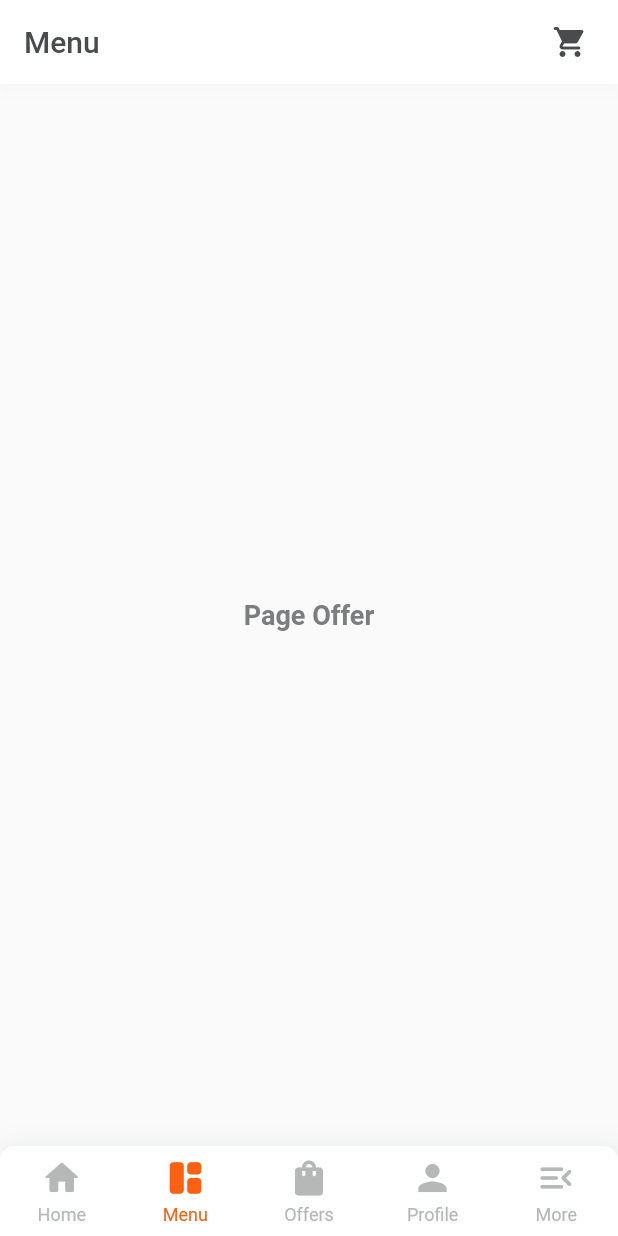
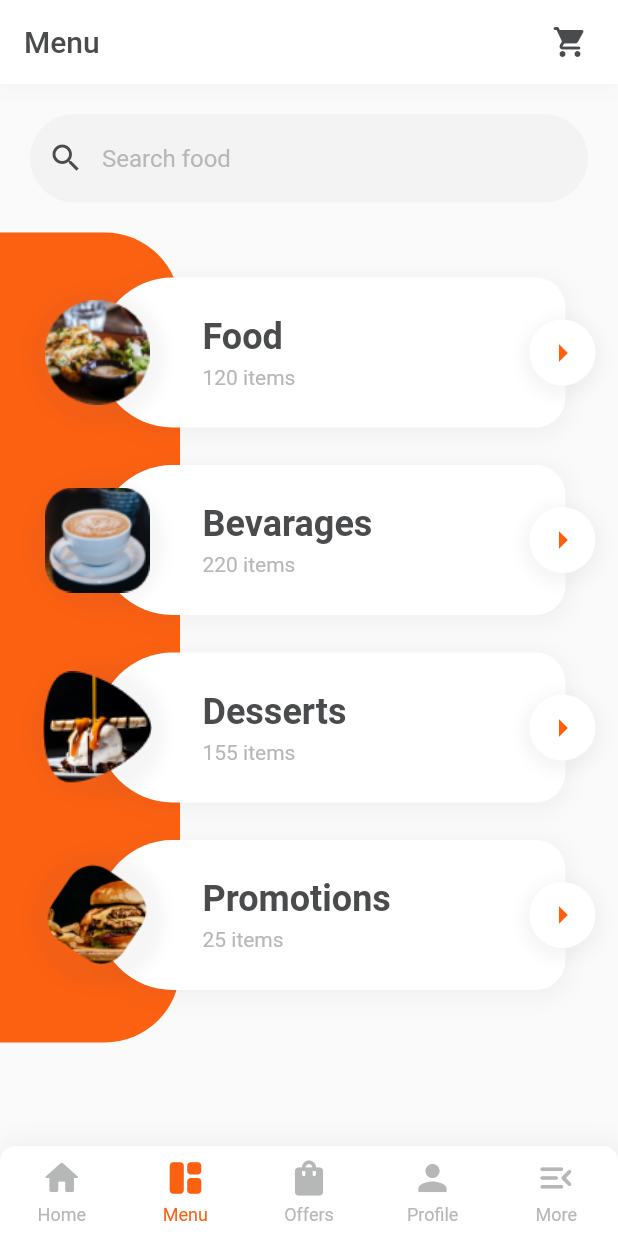
Before and after one commit to yopiangga/meal-monkey-app, a Flutter app: the screen it shows after launch, item 2 of the bottom bar chosen, on a phone screen of 412 x 824 dp. Run offline on Flutter 3.47's test engine with Material 2 defaults, Android fonts, the phone set to English and light mode, and no system bars.

Commit message:
menu page

```diff
--- a/lib/main.dart
+++ b/lib/main.dart
@@ -2,6 +2,7 @@ import 'package:flutter/material.dart';
 import 'package:meal_monkey_app/customs/CustomColors.dart';
 import 'package:meal_monkey_app/providers/PBottomNavBar.dart';
 import 'package:meal_monkey_app/providers/PCategoryFood.dart';
+import 'package:meal_monkey_app/providers/PMenuFood.dart';
 import 'package:meal_monkey_app/providers/PMostPopular.dart';
 import 'package:meal_monkey_app/providers/PPopularRestaurent.dart';
 import 'package:meal_monkey_app/providers/PRecentItem.dart';
@@ -41,6 +42,7 @@ class MyApp extends StatelessWidget {
           ChangeNotifierProvider(create: (context) => PPopularRestaurent()),
           ChangeNotifierProvider(create: (context) => PMostPopular()),
           ChangeNotifierProvider(create: (context) => PRecentItem()),
+          ChangeNotifierProvider(create: (context) => PMenuFood()),
         ],
         child: MainPage(),
       ),
--- /dev/null
+++ b/lib/models/MenuFood.dart
@@ -0,0 +1,7 @@
+class MenuFood {
+  final String imageUrl;
+  final String title;
+  final int items;
+
+  MenuFood({this.imageUrl = "", this.title = "", this.items = 0});
+}
--- /dev/null
+++ b/lib/providers/PMenuFood.dart
@@ -0,0 +1,16 @@
+import 'package:flutter/cupertino.dart';
+import 'package:meal_monkey_app/models/MenuFood.dart';
+
+class PMenuFood with ChangeNotifier {
+  List<MenuFood> _menuFoods = [
+    MenuFood(imageUrl: "assets/images/menu-1.png", title: "Food", items: 120),
+    MenuFood(
+        imageUrl: "assets/images/menu-2.png", title: "Bevarages", items: 220),
+    MenuFood(
+        imageUrl: "assets/images/menu-3.png", title: "Desserts", items: 155),
+    MenuFood(
+        imageUrl: "assets/images/menu-4.png", title: "Promotions", items: 25),
+  ];
+
+  List<MenuFood> get menuFoods => _menuFoods;
+}
--- a/lib/screens/MainPage.dart
+++ b/lib/screens/MainPage.dart
@@ -3,6 +3,7 @@ import 'package:meal_monkey_app/customs/CustomColors.dart';
 import 'package:meal_monkey_app/providers/PBottomNavBar.dart';
 import 'package:meal_monkey_app/widgets/BottomNavBar.dart';
 import 'package:meal_monkey_app/widgets/ListCategoryFood.dart';
+import 'package:meal_monkey_app/widgets/ListMenuFood.dart';
 import 'package:meal_monkey_app/widgets/ListMostPopular.dart';
 import 'package:meal_monkey_app/widgets/ListPopularRestaurent.dart';
 import 'package:meal_monkey_app/widgets/ListRecentItem.dart';
@@ -245,14 +246,44 @@ class _MainPageState extends State<MainPage>
                   ),
                 ],
               ),
-              Center(
-                  child: Text(
-                "Page Offer",
-                style: TextStyle(
-                    color: CustomColors.secondary,
-                    fontSize: 18,
-                    fontWeight: FontWeight.bold),
-              )),
+              ListView(
+                children: [
+                  SizedBox(
+                    height: 10,
+                  ),
+                  WSearchFood(),
+                  Container(
+                      // color: CustomColors.main,
+                      margin: EdgeInsets.only(bottom: 10),
+                      padding: EdgeInsets.fromLTRB(0, 0, 0, 0),
+                      child: Stack(
+                        children: [
+                          Positioned(
+                            top: 0,
+                            bottom: 0,
+                            child: Container(
+                              width: 120,
+                              decoration: BoxDecoration(
+                                color: CustomColors.main,
+                                borderRadius: BorderRadius.only(
+                                  topLeft: Radius.circular(0),
+                                  bottomLeft: Radius.circular(0),
+                                  topRight: Radius.circular(50),
+                                  bottomRight: Radius.circular(50),
+                                ),
+                              ),
+                            ),
+                          ),
+                          Container(
+                            margin: EdgeInsets.only(top: 30, bottom: 10),
+                            width: MediaQuery.of(context).size.width,
+                            padding: EdgeInsets.only(left: 20, right: 10),
+                            child: ListMenuFood(),
+                          ),
+                        ],
+                      )),
+                ],
+              ),
               Center(
                   child: Text(
                 "Page Home",
--- /dev/null
+++ b/lib/widgets/ListMenuFood.dart
@@ -0,0 +1,22 @@
+import 'package:flutter/material.dart';
+import 'package:meal_monkey_app/providers/PMenuFood.dart';
+import 'package:meal_monkey_app/widgets/WMenuFood.dart';
+import 'package:provider/provider.dart';
+
+class ListMenuFood extends StatelessWidget {
+  const ListMenuFood({Key? key}) : super(key: key);
+
+  @override
+  Widget build(BuildContext context) {
+    final menuFood = Provider.of<PMenuFood>(context);
+    final allMenuFood = menuFood.menuFoods;
+
+    return Column(
+      children: allMenuFood
+          .map((e) => WMenuFood(
+                item: e,
+              ))
+          .toList(),
+    );
+  }
+}
--- /dev/null
+++ b/lib/widgets/WMenuFood.dart
@@ -0,0 +1,101 @@
+import 'package:flutter/material.dart';
+import 'package:meal_monkey_app/customs/CustomColors.dart';
+import 'package:meal_monkey_app/models/MenuFood.dart';
+
+class WMenuFood extends StatelessWidget {
+  final MenuFood? item;
+
+  const WMenuFood({Key? key, this.item}) : super(key: key);
+
+  @override
+  Widget build(BuildContext context) {
+    return Container(
+      height: 100,
+      width: MediaQuery.of(context).size.width - 40,
+      margin: EdgeInsets.only(bottom: 25),
+      child: Stack(
+        children: [
+          Positioned(
+              left: 40,
+              right: 20,
+              child: Container(
+                  height: 100,
+                  padding: EdgeInsets.fromLTRB(70, 20, 30, 20),
+                  // width: MediaQuery.of(context).size.width - 80,
+                  decoration: BoxDecoration(
+                      borderRadius: BorderRadius.only(
+                        topLeft: Radius.circular(50),
+                        bottomLeft: Radius.circular(50),
+                        topRight: Radius.circular(20),
+                        bottomRight: Radius.circular(20),
+                      ),
+                      color: Colors.white,
+                      boxShadow: [
+                        BoxShadow(
+                          color: CustomColors.primary.withOpacity(0.05),
+                          spreadRadius: 3,
+                          blurRadius: 10,
+                          offset: Offset(0, 3), // changes position of shadow
+                        ),
+                      ]),
+                  child: Column(
+                    crossAxisAlignment: CrossAxisAlignment.start,
+                    mainAxisAlignment: MainAxisAlignment.center,
+                    children: [
+                      Text(
+                        item?.title ?? "",
+                        style: TextStyle(
+                            fontWeight: FontWeight.bold, fontSize: 24),
+                      ),
+                      SizedBox(height: 5),
+                      Text(
+                        "${item?.items.toString()} items",
+                        style: TextStyle(color: CustomColors.placeholder),
+                      )
+                    ],
+                  ))),
+          Positioned(
+            top: 10,
+            child: Container(
+              width: 80,
+              height: 80,
+              child: Image.asset(item?.imageUrl ?? ""),
+              decoration: BoxDecoration(shape: BoxShape.circle, boxShadow: [
+                BoxShadow(
+                  color: CustomColors.primary.withOpacity(0.05),
+                  spreadRadius: 5,
+                  blurRadius: 7,
+                  offset: Offset(0, 3), // changes position of shadow
+                ),
+              ]),
+            ),
+          ),
+          Positioned(
+              right: 0,
+              child: Container(
+                height: 100,
+                child: Container(
+                  padding: EdgeInsets.all(8),
+                  decoration: BoxDecoration(
+                      color: Colors.white,
+                      shape: BoxShape.circle,
+                      boxShadow: [
+                        BoxShadow(
+                          color: CustomColors.primary.withOpacity(0.05),
+                          spreadRadius: 5,
+                          blurRadius: 7,
+                          offset: Offset(0, 3), // changes position of shadow
+                        ),
+                      ]),
+                  child: Icon(
+                    Icons.arrow_right,
+                    size: 28,
+                    color: CustomColors.main,
+                  ),
+                ),
+              ))
+        ],
+      ),
+    );
+  }
+}
```
